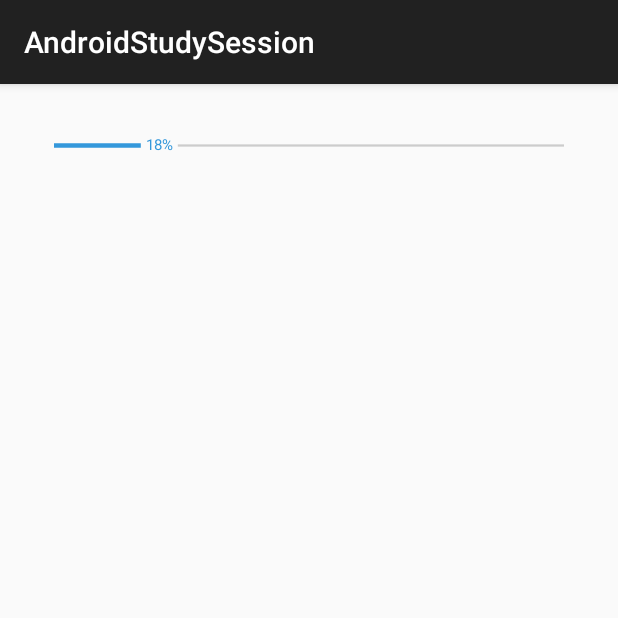
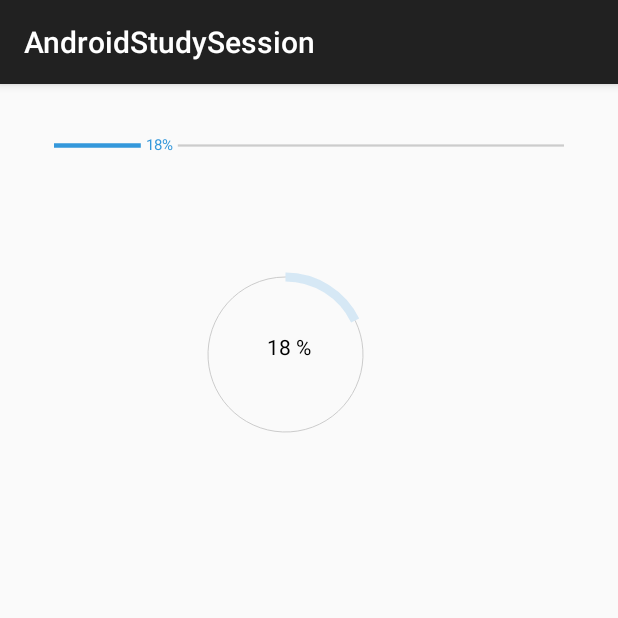
Before and after one commit to rewind927/AndroidStudySession, an Android app: the screen it shows after launch (NumberProgressBarActivity), after a tap on "NumberProgressBar", on a phone screen of 412 x 824 dp, the top half of it. Run offline under Robolectric (Android 15) with nearby library versions, the phone set to English and light mode, and no system bars.

Commit message:
Add circle progress bar to NumberProgressBar project

```diff
--- a/NumberProgressBar/src/main/java/com/daimajia/numberprogressbar/example/NumberProgressBarActivity.java
+++ b/NumberProgressBar/src/main/java/com/daimajia/numberprogressbar/example/NumberProgressBarActivity.java
@@ -6,6 +6,7 @@ import android.widget.Toast;
 
 import com.daimajia.numberprogressbar.NumberProgressBar;
 import com.daimajia.numberprogressbar.OnProgressBarListener;
+import com.widget.circleprogressbar.CircleProgressBar;
 
 import java.util.Timer;
 import java.util.TimerTask;
@@ -14,6 +15,7 @@ public class NumberProgressBarActivity extends ActionBarActivity implements OnPr
 	private Timer timer;
 
 	private NumberProgressBar progressBar;
+	private CircleProgressBar circleProgressBar;
 
 	@Override
 	protected void onCreate(Bundle savedInstanceState) {
@@ -22,6 +24,15 @@ public class NumberProgressBarActivity extends ActionBarActivity implements OnPr
 
 		progressBar = (NumberProgressBar) findViewById(R.id.numberbar1);
 		progressBar.setOnProgressBarListener(this);
+		circleProgressBar = (CircleProgressBar) findViewById(R.id.circle_progress_bar);
+		circleProgressBar.setProgressBarListener(new OnProgressBarListener() {
+			@Override
+			public void onProgressChange(int current, int max) {
+				if (current == max) {
+					circleProgressBar.setProgress(0);
+				}
+			}
+		});
 		timer = new Timer();
 		timer.schedule(new TimerTask() {
 			@Override
@@ -30,6 +41,7 @@ public class NumberProgressBarActivity extends ActionBarActivity implements OnPr
 					@Override
 					public void run() {
 						progressBar.incrementProgressBy(1);
+						circleProgressBar.incrementProgressBy(1);
 					}
 				});
 			}
--- /dev/null
+++ b/NumberProgressBar/src/main/java/com/widget/circleprogressbar/CircleProgressBar.java
@@ -0,0 +1,162 @@
+package com.widget.circleprogressbar;
+
+import android.content.Context;
+import android.content.res.TypedArray;
+import android.graphics.Canvas;
+import android.graphics.Color;
+import android.graphics.Paint;
+import android.graphics.RectF;
+import android.util.AttributeSet;
+import android.view.View;
+
+import com.daimajia.numberprogressbar.OnProgressBarListener;
+import com.daimajia.numberprogressbar.example.R;
+
+public class CircleProgressBar extends View {
+
+	private int progress;
+	private int max;
+	private int progressUnreachedColor;
+	private int progressReachedColor;
+	private int progressUnreachedStroke;
+	private int progressReachedStroke;
+	private int progressBarCircleSize;
+	private int progressTextSize;
+	private int progressTextColor;
+	private Paint textPaint;
+	private Paint progressReachedPaint;
+	private Paint progressUnreachedPaint;
+	private OnProgressBarListener listener;
+
+	public CircleProgressBar(Context context) {
+		super(context);
+	}
+
+	public CircleProgressBar(Context context, AttributeSet attrs) {
+		super(context, attrs);
+		final TypedArray a = context.obtainStyledAttributes(attrs, R.styleable.CircleProgressBar);
+		try {
+			progress = a.getInt(R.styleable.CircleProgressBar_circle_progress, 0);
+			max = a.getInt(R.styleable.CircleProgressBar_circle_max, 100);
+			progressUnreachedColor = a.getColor(R.styleable.CircleProgressBar_circle_progress_unreached_color, 0xFFCCCCCC);
+			progressReachedColor = a.getColor(R.styleable.CircleProgressBar_circle_progress_reached_color, 0xFF3498DB);
+			progressUnreachedStroke = a.getDimensionPixelSize(R.styleable.CircleProgressBar_circle_progress_unreached_stroke, (int) dp2px(6));
+			progressReachedStroke = a.getDimensionPixelSize(R.styleable.CircleProgressBar_circle_progress_reached_stroke, (int) dp2px(6));
+			progressBarCircleSize = a.getDimensionPixelSize(R.styleable.CircleProgressBar_circle_progress_bar_circle_size, (int) dp2px(100));
+			progressTextSize = a.getDimensionPixelSize(R.styleable.CircleProgressBar_circle_progress_text_size, (int) sp2px(14));
+			progressTextColor = a.getColor(R.styleable.CircleProgressBar_circle_progress_text_color, 0xFF000000);
+		} finally {
+			a.recycle();
+		}
+		textPaint = new Paint(Paint.ANTI_ALIAS_FLAG);
+		textPaint.setTextSize(progressTextSize);
+		textPaint.setColor(progressTextColor);
+		progressUnreachedPaint = new Paint(Paint.ANTI_ALIAS_FLAG);
+		progressUnreachedPaint.setColor(progressUnreachedColor);
+		progressUnreachedPaint.setStyle(Paint.Style.STROKE);
+		progressReachedPaint = new Paint(Paint.ANTI_ALIAS_FLAG);
+		progressReachedPaint.setColor(progressReachedColor);
+		progressReachedPaint.setStyle(Paint.Style.STROKE);
+		progressReachedPaint.setStrokeWidth(progressReachedStroke);
+	}
+
+	@Override
+	public int getMinimumHeight() {
+		return Math.max(progressTextSize, progressBarCircleSize);
+	}
+
+	@Override
+	public int getMinimumWidth() {
+		return Math.max(progressTextSize, progressBarCircleSize);
+	}
+
+	@Override
+	protected void onMeasure(int widthMeasureSpec, int heightMeasureSpec) {
+		super.onMeasure(widthMeasureSpec, heightMeasureSpec);
+		setMeasuredDimension(measure(widthMeasureSpec, true), measure(heightMeasureSpec, false));
+	}
+
+	private int measure(int measureSpec, boolean isWidth) {
+		int result;
+		int size = MeasureSpec.getSize(measureSpec);
+		int mode = MeasureSpec.getMode(measureSpec);
+		int padding = isWidth ? getPaddingLeft() + getPaddingRight() : getPaddingTop() + getPaddingBottom();
+		if (mode == MeasureSpec.EXACTLY) {
+			result = size;
+		} else {
+			result = isWidth ? getSuggestedMinimumWidth() : getSuggestedMinimumHeight();
+			result += padding;
+			if (mode == MeasureSpec.AT_MOST) {
+				result = Math.max(result, size);
+			}
+		}
+		return result;
+	}
+
+	@Override
+	protected void onDraw(Canvas canvas) {
+		super.onDraw(canvas);
+		final float angel = 360 * progress / max;
+
+		RectF unreachedOval = new RectF(getPaddingLeft() + progressUnreachedStroke / 2,
+				getPaddingTop() + progressUnreachedStroke / 2,
+				getPaddingLeft() + progressBarCircleSize + progressUnreachedStroke,
+				getPaddingTop() + progressBarCircleSize + progressUnreachedStroke);
+		canvas.drawArc(unreachedOval, angel - 90, 360 - angel, false, progressUnreachedPaint);
+
+		RectF reachedOval = new RectF(getPaddingLeft() + progressReachedStroke / 2,
+				getPaddingTop() + progressReachedStroke / 2,
+				getPaddingLeft() + progressBarCircleSize + progressReachedStroke,
+				getPaddingTop() + progressBarCircleSize + progressReachedStroke);
+
+		final int reachedColor = adjustAlpha(progressReachedColor, (255 * progress / (float) max) / 255);
+		progressReachedPaint.setColor(reachedColor);
+		canvas.drawArc(reachedOval, -90, angel, false, progressReachedPaint);
+
+		final int radius = progressBarCircleSize / 2;
+		final int centerX = getPaddingLeft() + radius;
+		final int centerY = getPaddingTop() + radius;
+		final float textWidth = textPaint.measureText(progress + "");
+		final float textHeight = textPaint.ascent() + textPaint.descent();
+		canvas.drawText(progress + " %", centerX - textWidth / 2, centerY - textHeight / 2, textPaint);
+	}
+
+	public void setProgressBarListener(OnProgressBarListener listener) {
+		this.listener = listener;
+	}
+
+	public void incrementProgressBy(int by) {
+		if (by > 0) {
+			setProgress(progress + by);
+		}
+		if(listener != null){
+			listener.onProgressChange(progress, max);
+		}
+	}
+
+	public void setProgress(int progress) {
+		if (progress <= max && progress >= 0) {
+			this.progress = progress;
+			invalidate();
+		}
+	}
+
+	private int adjustAlpha(int color, float factor) {
+		int alpha = Math.round(Color.alpha(color) * factor);
+		int red = Color.red(color);
+		int green = Color.green(color);
+		int blue = Color.blue(color);
+		return Color.argb(alpha, red, green, blue);
+	}
+
+	private float dp2px(float dp) {
+		final float scale = getResources().getDisplayMetrics().density;
+		return dp * scale + 0.5f;
+	}
+
+	private float sp2px(float sp) {
+		final float scale = getResources().getDisplayMetrics().scaledDensity;
+		return sp * scale;
+	}
+
+}
--- a/NumberProgressBar/src/main/res/layout/activity_numberprogressbar.xml
+++ b/NumberProgressBar/src/main/res/layout/activity_numberprogressbar.xml
@@ -25,4 +25,12 @@
 			custom:progress_reached_bar_height="3dp"
 			custom:progress_unreached_bar_height="1.5dp"/>
 
+	<com.widget.circleprogressbar.CircleProgressBar
+			android:id="@+id/circle_progress_bar"
+			android:layout_width="wrap_content"
+			android:layout_height="wrap_content"
+			android:paddingLeft="120dp"
+			android:paddingTop="60dp"
+			custom:circle_progress_reached_color="#3498DB"/>
+
 </LinearLayout>
--- a/NumberProgressBar/src/main/res/values/attrs.xml
+++ b/NumberProgressBar/src/main/res/values/attrs.xml
@@ -21,6 +21,22 @@
         </attr>
     </declare-styleable>
 
+    <declare-styleable name="CircleProgressBar">
+        <attr name="circle_progress" format="integer"/>
+        <attr name="circle_max" format="integer"/>
+
+        <attr name="circle_progress_unreached_color" format="color"/>
+        <attr name="circle_progress_reached_color" format="color"/>
+
+        <attr name="circle_progress_unreached_stroke" format="dimension"/>
+        <attr name="circle_progress_reached_stroke" format="dimension"/>
+
+        <attr name="circle_progress_bar_circle_size" format="dimension"/>
+
+        <attr name="circle_progress_text_size" format="dimension"/>
+        <attr name="circle_progress_text_color" format="color"/>
+    </declare-styleable>
+
     <!--<declare-styleable name="Themes">-->
         <!--<attr name="numberProgressBarStyle" format="reference"/>-->
     <!--</declare-styleable>-->
```
